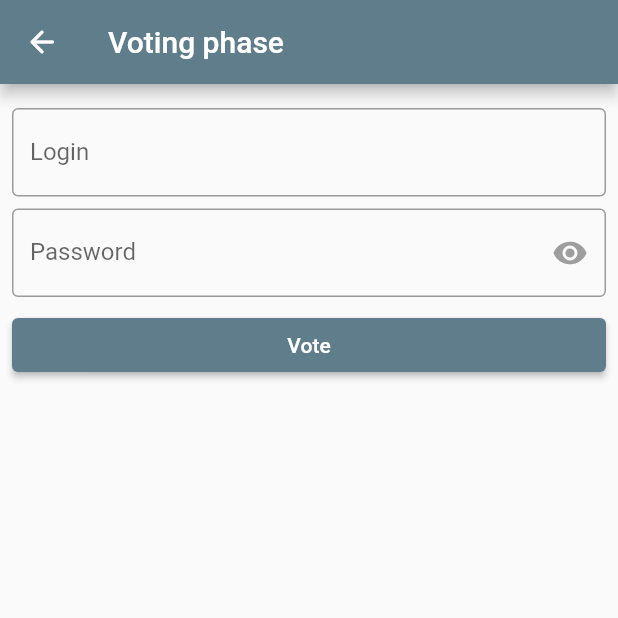
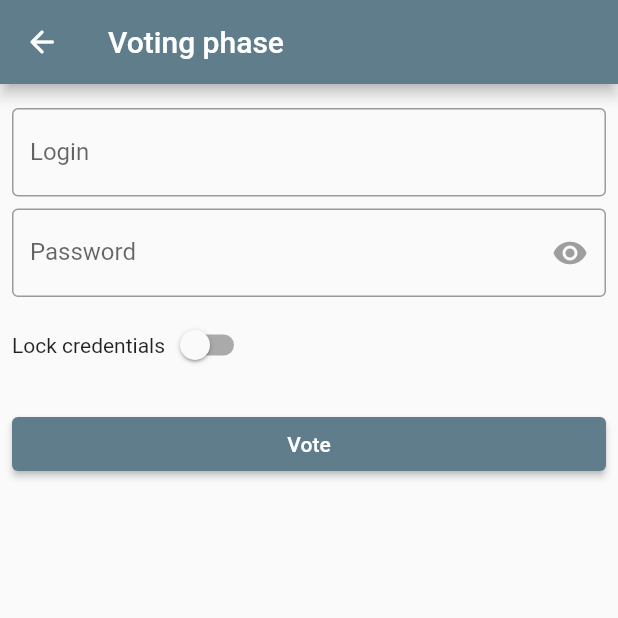
Before and after one commit to cloudyhug/major, a Flutter app: the VotingPage screen opened directly with empty values, on a phone screen of 412 x 824 dp, the top half of it. Run offline on Flutter 3.47's test engine with Material 2 defaults, Android fonts, the light colour scheme and no system bars; network calls fail.

```diff
--- a/major_client/lib/pages/voting.dart
+++ b/major_client/lib/pages/voting.dart
@@ -4,24 +4,10 @@ import 'package:major_client/api.dart';
 import 'package:major_client/util/either.dart';
 import 'package:major_client/util/unit.dart';
 
-class VotingPage extends StatefulWidget {
+class VotingPage extends StatelessWidget {
   final AppState appState;
 
   VotingPage(this.appState);
-
-  @override
-  State<StatefulWidget> createState() => VotingPageState(appState);
-}
-
-class VotingPageState extends State<VotingPage> {
-  final AppState appState;
-  bool showPassword = false;
-  String login = "";
-  String password = "";
-  TextEditingController loginTextController = TextEditingController();
-  TextEditingController passwordTextController = TextEditingController();
-
-  VotingPageState(this.appState);
 
   Widget build(BuildContext context) {
     final ElectionInfo info = ModalRoute.of(context)!.settings.arguments as ElectionInfo;
@@ -50,41 +36,14 @@ class VotingPageState extends State<VotingPage> {
         );
       }).toList();
 
-    Widget loginWidget = Padding(
-      padding: EdgeInsets.only(top: 8.0),
-      child: TextField(
-        keyboardType: TextInputType.text,
-        controller: loginTextController,
-        decoration: InputDecoration(
-          labelText: 'Login',
-          border: const OutlineInputBorder()
-        ),
-        onChanged: (text) => setState(() { login = text; })
-      )
-    );
+    CredentialsWidget credentialsWidget = CredentialsWidget();
 
-    Widget passwordWidget = Padding(
-      padding: EdgeInsets.only(top: 8.0),
-      child: TextField(
-        keyboardType: TextInputType.text,
-        obscureText: !showPassword,
-        controller: passwordTextController,
-        decoration: InputDecoration(
-          labelText: 'Password',
-          border: const OutlineInputBorder(),
-          suffixIcon: IconButton(
-            icon: Icon(
-              Icons.remove_red_eye,
-              color: showPassword ? Colors.blue : Colors.grey
-            ),
-            onPressed: () {
-              setState(() { showPassword = !showPassword; });
-            }
-          )
-        ),
-        onChanged: (text) => setState(() { password = passwordTextController.text; })
-      )
-    );
+  //   final TextEditingController loginTextController = TextEditingController();
+  // final TextEditingController passwordTextController = TextEditingController();
+  // final Box<bool> validated = Box(false);
+  // final Box<bool> showPassword = Box(false);
+  // final Box<String> login = Box("");
+  // final Box<String> password = Box("");
 
     Widget voteWidget = Padding(
       padding: EdgeInsets.only(top: 8.0),
@@ -94,8 +53,8 @@ class VotingPageState extends State<VotingPage> {
           child: const Text('Vote'),
           onPressed: appState.hasVoted ? null : () async {
             Authentication auth = Authentication(
-              login: loginTextController.text,
-              password: passwordTextController.text
+              login: credentialsWidget.loginTextController.text,
+              password: credentialsWidget.passwordTextController.text
             );
             Ballot ballot = Ballot(
               authentication: auth,
@@ -122,7 +81,7 @@ class VotingPageState extends State<VotingPage> {
       )
     );
 
-    List<Widget> widgets = [loginWidget, passwordWidget] + candidateWidgets + [voteWidget];
+    List<Widget> widgets = <Widget>[credentialsWidget] + candidateWidgets + [voteWidget];
 
     return Scaffold(
       appBar: AppBar(
@@ -176,3 +135,89 @@ class Box<T> {
   T value;
   Box(this.value);
 }
+
+class CredentialsWidget extends StatefulWidget {
+  final TextEditingController loginTextController = TextEditingController();
+  final TextEditingController passwordTextController = TextEditingController();
+  final Box<bool> validated = Box(false);
+  final Box<bool> showPassword = Box(false);
+
+  @override
+  State<StatefulWidget> createState() => CredentialsWidgetState();
+}
+
+class CredentialsWidgetState extends State<CredentialsWidget> {
+  @override
+  Widget build(BuildContext context) {
+    Widget loginWidget = Padding(
+      padding: const EdgeInsets.only(top: 8.0),
+      child: TextField(
+        enabled: !widget.validated.value,
+        keyboardType: TextInputType.text,
+        controller: widget.loginTextController,
+        decoration: InputDecoration(
+          labelText: 'Login',
+          border: const OutlineInputBorder()
+        ),
+      )
+    );
+
+    Widget passwordWidget = Padding(
+      padding: const EdgeInsets.only(top: 8.0),
+      child: TextField(
+        enabled: !widget.validated.value,
+        keyboardType: TextInputType.text,
+        obscureText: !widget.showPassword.value,
+        controller: widget.passwordTextController,
+        decoration: InputDecoration(
+          labelText: 'Password',
+          border: const OutlineInputBorder(),
+          suffixIcon: IconButton(
+            icon: Icon(
+              Icons.remove_red_eye,
+              color: widget.showPassword.value ? Colors.blue : Colors.grey
+            ),
+            onPressed: () {
+              setState(() { widget.showPassword.value = !widget.showPassword.value; });
+            }
+          )
+        )
+      )
+    );
+
+    // Widget validateWidget = Padding(
+    //   padding: const EdgeInsets.only(top: 8.0),
+    //   child: SizedBox(
+    //     width: double.infinity,
+    //     child: ElevatedButton(
+    //       child: const Text('Validate credentials'),
+    //       onPressed: widget.validated.value ? null : () {
+    //         setState(() { widget.validated.value = true; });
+    //       }
+    //     )
+    //   )
+    // );
+
+    Widget validateWidget = Padding(
+      padding: const EdgeInsets.only(top: 8.0),
+      child: Row(
+        children: [
+          const Text('Lock credentials'),
+          Switch(
+            value: widget.validated.value,
+            onChanged: (newValue) {
+              setState(() { widget.validated.value = newValue; });
+            }
+          )
+        ]
+      )
+    );
+
+    return SizedBox(
+      height: 200,
+      child: Column(
+        children: [loginWidget, passwordWidget, validateWidget]
+      )
+    );
+  }
+}
```
Also changed, not shown: major_client/lib/main.dart (+8 -6 lines), major_client/lib/pages/home.dart (+15 -6 lines), major_client/lib/pages/info.dart (added, +94 -0 lines), major_client/lib/pages/register.dart (+6 -6 lines), major_client/lib/pages/results.dart (+5 -5 lines), 7 other files.
